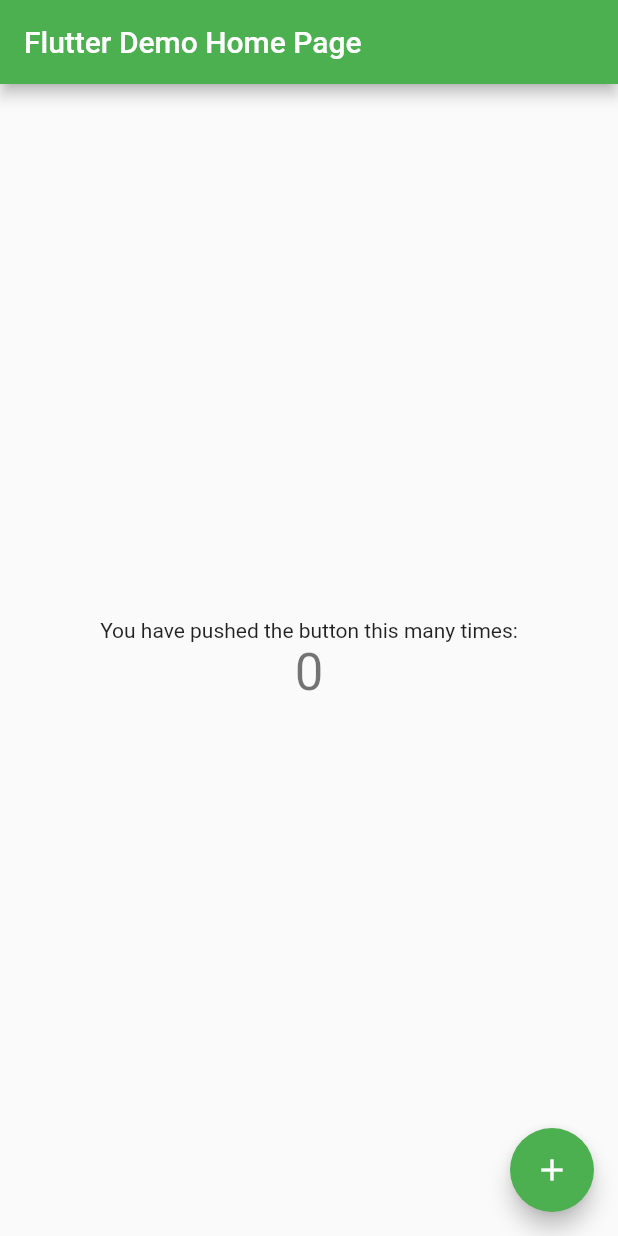
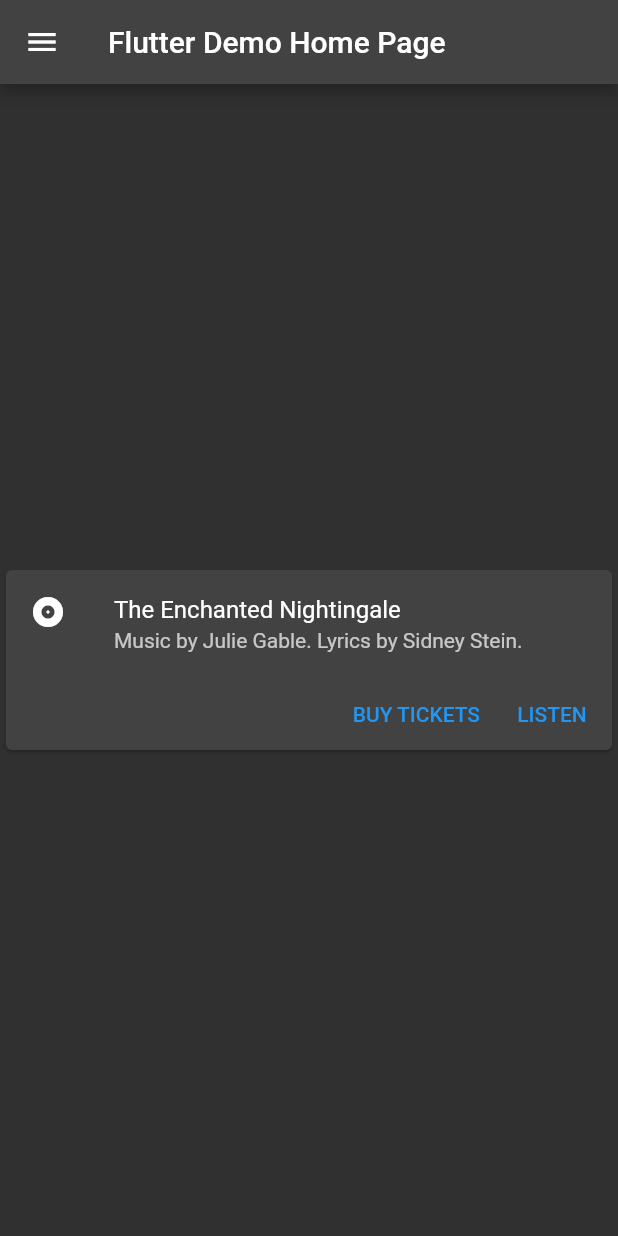
Before and after one commit to Ibrahiim-Ahmed/Tip-Calculator, a Flutter app: the screen it shows after launch, on a phone screen of 412 x 824 dp. Run offline on Flutter 3.47's test engine with Material 2 defaults, Android fonts, the phone set to English and light mode, and no system bars.

Commit message:
adding card\s

```diff
--- a/lib/main.dart
+++ b/lib/main.dart
@@ -11,8 +11,9 @@ class MyApp extends StatelessWidget {
   @override
   Widget build(BuildContext context) {
     return MaterialApp(
+      debugShowCheckedModeBanner: false,
       title: 'Flutter Demo',
-      theme: ThemeData(
+      theme: ThemeData.dark(
           // This is the theme of your application.
           //
           // Try running your application with "flutter run". You'll see the
@@ -22,7 +23,7 @@ class MyApp extends StatelessWidget {
           // or simply save your changes to "hot reload" in a Flutter IDE).
           // Notice that the counter didn't reset back to zero; the application
           // is not restarted.
-        primarySwatch: Colors.green,
+
           ),
       home: const MyHomePage(title: 'Flutter Demo Home Page'),
     );
@@ -75,41 +76,42 @@ class _MyHomePageState extends State<MyHomePage> {
           // the App.build method, and use it to set our appbar title.
           title: Text(widget.title),
         ),
+        drawer: Drawer(
+          child: ListView(
+            children: [const DrawerHeader(child: Text("Tip"))],
+          ),
+        ),
         body: Center(
-        // Center is a layout widget. It takes a single child and positions it
-        // in the middle of the parent.
+          child: Card(
             child: Column(
-          // Column is also a layout widget. It takes a list of children and
-          // arranges them vertically. By default, it sizes itself to fit its
-          // children horizontally, and tries to be as tall as its parent.
-          //
-          // Invoke "debug painting" (press "p" in the console, choose the
-          // "Toggle Debug Paint" action from the Flutter Inspector in Android
-          // Studio, or the "Toggle Debug Paint" command in Visual Studio Code)
-          // to see the wireframe for each widget.
-          //
-          // Column has various properties to control how it sizes itself and
-          // how it positions its children. Here we use mainAxisAlignment to
-          // center the children vertically; the main axis here is the vertical
-          // axis because Columns are vertical (the cross axis would be
-          // horizontal).
-          mainAxisAlignment: MainAxisAlignment.center,
+              mainAxisSize: MainAxisSize.min,
               children: <Widget>[
-            const Text(
-              'You have pushed the button this many times:',
+                const ListTile(
+                  leading: Icon(Icons.album),
+                  title: Text('The Enchanted Nightingale'),
+                  subtitle:
+                      Text('Music by Julie Gable. Lyrics by Sidney Stein.'),
                 ),
-            Text(
-              '$_counter',
-              style: Theme.of(context).textTheme.headlineMedium,
+                Row(
+                  mainAxisAlignment: MainAxisAlignment.end,
+                  children: <Widget>[
+                    TextButton(
+                      child: const Text('BUY TICKETS'),
+                      onPressed: () {/* ... */},
+                    ),
+                    const SizedBox(width: 8),
+                    TextButton(
+                      child: const Text('LISTEN'),
+                      onPressed: () {/* ... */},
+                    ),
+                    const SizedBox(width: 8),
+                  ],
                 ),
               ],
             ),
           ),
-      floatingActionButton: FloatingActionButton(
-        onPressed: _incrementCounter,
-        tooltip: 'Incremento',
-        child: const Icon(Icons.add),
-      ), // This trailing comma makes auto-formatting nicer for build methods.
-    );
+        ));
+    // Center is a layout widget. It takes a single child and positions it
+    // in the middle of the parent.
   }
 }
```
Lines whose indentation alone changed are shown as unchanged.
